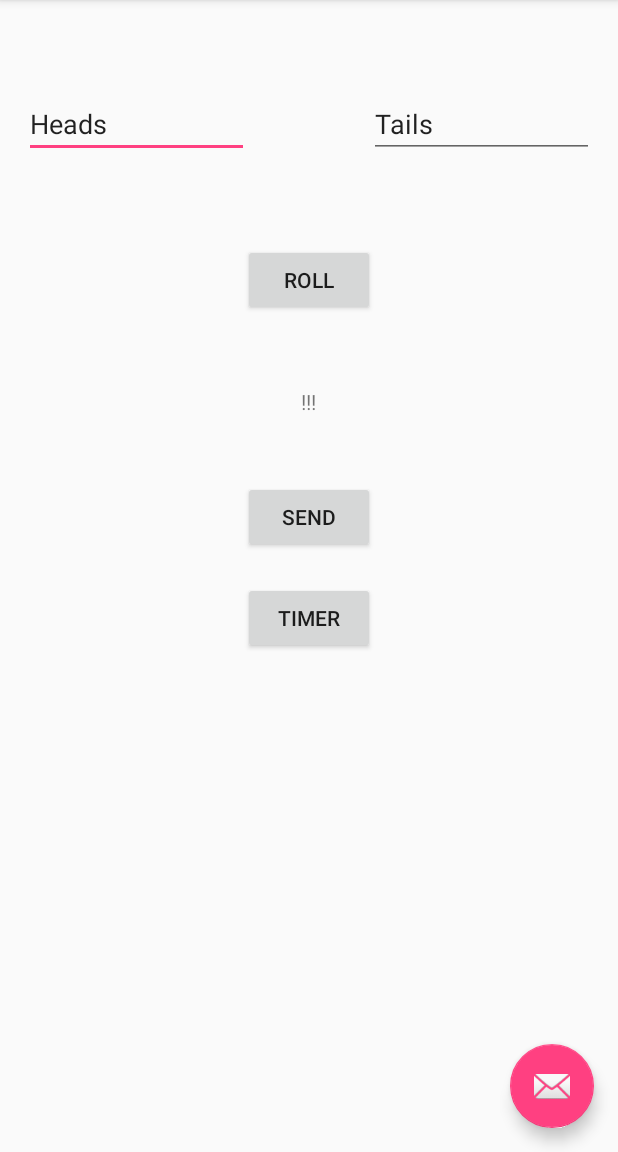
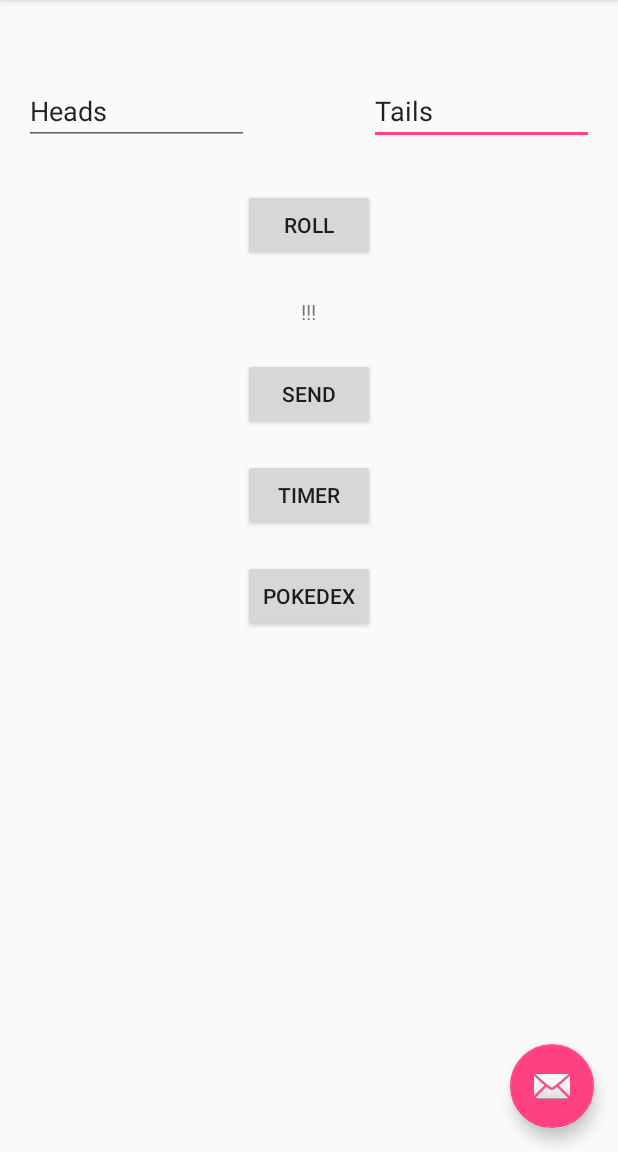
Before and after one commit to surgeharb/android-test, an Android app: the screen it shows after launch (MainActivity), on a phone screen of 412 x 824 dp, the part 84-1236 px from its top. Run offline under Robolectric (Android 15) with nearby library versions, the phone set to English and light mode, and no system bars.

Commit message:
add ListView and ListItems with corresponding details activity

```diff
--- a/app/src/main/AndroidManifest.xml
+++ b/app/src/main/AndroidManifest.xml
@@ -24,7 +24,9 @@
             android:theme="@style/AppTheme.NoActionBar" />
         <activity
             android:name=".TimerActivity"
-            android:configChanges="orientation|screenSize"/>
+            android:configChanges="orientation|screenSize" />
+        <activity android:name=".Pokedex" />
+        <activity android:name=".PokemonActivity"></activity>
     </application>
 
 </manifest>
--- a/app/src/main/java/com/example/me/firstapp/MainActivity.java
+++ b/app/src/main/java/com/example/me/firstapp/MainActivity.java
@@ -20,7 +20,7 @@ public class MainActivity extends AppCompatActivity {
 
     EditText choice1, choice2;
     String choice;
-    Button roll, send, timerBtn;
+    Button roll, send, timerBtn, pokedex;
     TextView result;
 
     @Override
@@ -37,6 +37,7 @@ public class MainActivity extends AppCompatActivity {
         choice2 = (EditText) findViewById(R.id.choice2);
         result = (TextView) findViewById(R.id.result);
         roll = (Button) findViewById(R.id.roll);
+        pokedex = (Button) findViewById(R.id.pokedex);
 
         roll.setOnClickListener(new View.OnClickListener() {
             @Override
@@ -73,6 +74,14 @@ public class MainActivity extends AppCompatActivity {
             @Override
             public void onClick(View v) {
                 Intent intent = new Intent(context, TimerActivity.class);
+                startActivity(intent);
+            }
+        });
+
+        pokedex.setOnClickListener(new View.OnClickListener() {
+            @Override
+            public void onClick(View v) {
+                Intent intent = new Intent(context, Pokedex.class);
                 startActivity(intent);
             }
         });
--- a/app/src/main/res/layout/activity_main.xml
+++ b/app/src/main/res/layout/activity_main.xml
@@ -21,8 +21,6 @@
 
     </android.support.design.widget.AppBarLayout>
 
-    <include layout="@layout/content_main" />
-
     <android.support.design.widget.FloatingActionButton
         android:id="@+id/fab"
         android:layout_width="wrap_content"
@@ -31,4 +29,6 @@
         android:layout_margin="@dimen/fab_margin"
         app:srcCompat="@android:drawable/ic_dialog_email" />
 
+    <include layout="@layout/content_main" />
+
 </android.support.design.widget.CoordinatorLayout>
--- a/app/src/main/res/layout/content_main.xml
+++ b/app/src/main/res/layout/content_main.xml
@@ -17,19 +17,6 @@
         android:layout_width="wrap_content"
         android:layout_height="wrap_content"
         android:inputType="textPersonName"
-        android:text="Heads"
-        android:ems="10"
-        android:id="@+id/choice1"
-        android:layout_alignParentTop="true"
-        android:layout_alignParentLeft="true"
-        android:layout_alignParentStart="true"
-        android:layout_marginTop="44dp"
-        android:width="150dp" />
-
-    <EditText
-        android:layout_width="wrap_content"
-        android:layout_height="wrap_content"
-        android:inputType="textPersonName"
         android:text="Tails"
         android:ems="10"
         android:id="@+id/choice2"
@@ -38,34 +25,6 @@
         android:layout_alignParentRight="true"
         android:layout_alignParentEnd="true"
         android:width="150dp" />
-
-    <Button
-        android:text="ROLL"
-        android:layout_width="wrap_content"
-        android:layout_height="wrap_content"
-        android:layout_marginTop="57dp"
-        android:id="@+id/roll"
-        android:layout_below="@+id/choice1"
-        android:layout_centerHorizontal="true" />
-
-    <TextView
-        android:text="!!!"
-        android:layout_width="wrap_content"
-        android:layout_height="wrap_content"
-        android:id="@+id/result"
-        android:layout_marginTop="47dp"
-        android:layout_below="@+id/roll"
-        android:layout_centerHorizontal="true" />
-
-    <Button
-        android:text="Send"
-        android:layout_width="wrap_content"
-        android:layout_height="wrap_content"
-        android:layout_marginTop="43dp"
-        android:id="@+id/send"
-        android:layout_below="@+id/result"
-        android:layout_alignLeft="@+id/roll"
-        android:layout_alignStart="@+id/roll" />
 
     <Button
         android:text="timer"
@@ -77,4 +36,55 @@
         android:layout_marginTop="19dp"
         android:id="@+id/timer" />
 
+    <Button
+        android:text="Pokedex"
+        android:layout_width="wrap_content"
+        android:layout_height="wrap_content"
+        android:layout_below="@+id/timer"
+        android:layout_alignRight="@+id/timer"
+        android:layout_alignEnd="@+id/timer"
+        android:layout_marginTop="19dp"
+        android:id="@+id/pokedex" />
+
+    <Button
+        android:text="Send"
+        android:layout_width="wrap_content"
+        android:layout_height="wrap_content"
+        android:id="@+id/send"
+        android:layout_below="@+id/result"
+        android:layout_alignLeft="@+id/roll"
+        android:layout_alignStart="@+id/roll"
+        android:layout_marginTop="21dp" />
+
+    <TextView
+        android:text="!!!"
+        android:layout_width="wrap_content"
+        android:layout_height="wrap_content"
+        android:id="@+id/result"
+        android:layout_marginTop="24dp"
+        android:layout_below="@+id/roll"
+        android:layout_centerHorizontal="true" />
+
+    <EditText
+        android:layout_width="wrap_content"
+        android:layout_height="wrap_content"
+        android:inputType="textPersonName"
+        android:text="Heads"
+        android:ems="10"
+        android:id="@+id/choice1"
+        android:layout_marginTop="35dp"
+        android:width="150dp"
+        android:layout_alignParentTop="true"
+        android:layout_alignParentLeft="true"
+        android:layout_alignParentStart="true" />
+
+    <Button
+        android:text="ROLL"
+        android:layout_width="wrap_content"
+        android:layout_height="wrap_content"
+        android:id="@+id/roll"
+        android:layout_marginTop="29dp"
+        android:layout_below="@+id/choice2"
+        android:layout_centerHorizontal="true" />
+
 </RelativeLayout>
```
Also changed, not shown: app/src/main/java/com/example/me/firstapp/Pokedex.java (added, +27 -0 lines), app/src/main/java/com/example/me/firstapp/Pokemon.java (added, +60 -0 lines), app/src/main/java/com/example/me/firstapp/PokemonActivity.java (added, +32 -0 lines), app/src/main/res/layout/activity_pokemon.xml (added, +51 -0 lines), app/src/main/res/drawable/pokemon001bulbasaur.png (added), app/src/main/res/drawable/pokemon004charmander.png (added), app/src/main/res/drawable/pokemon007squirtle.png (added), app/src/main/res/drawable/pokemon025pikachu.png (added).
